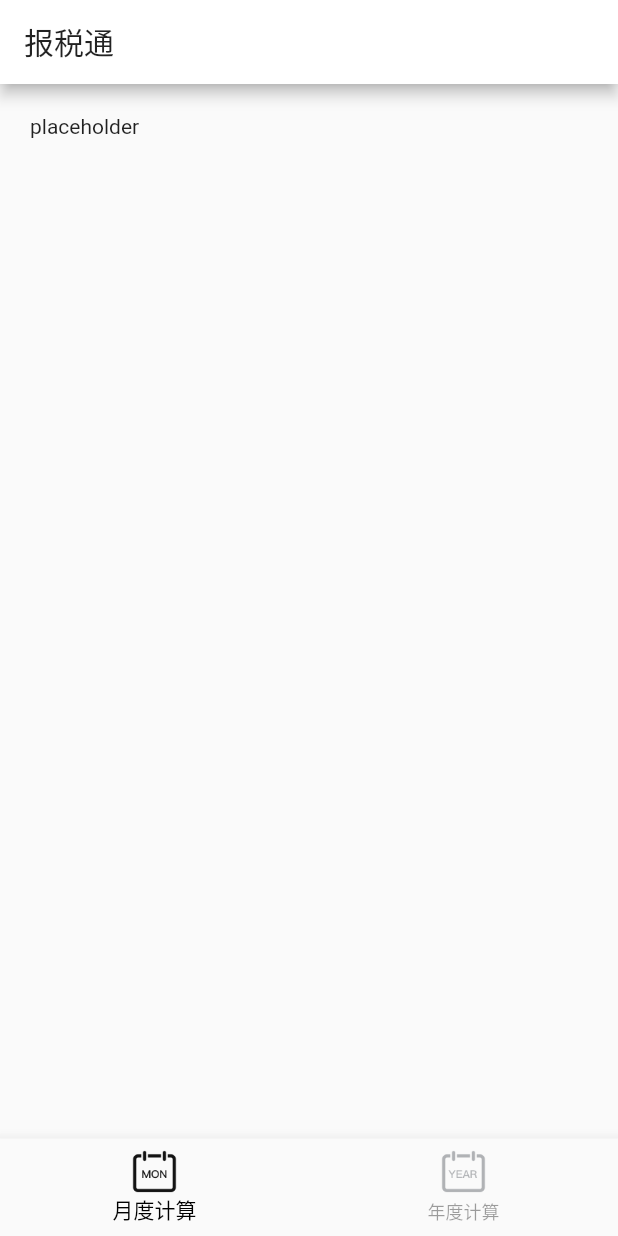
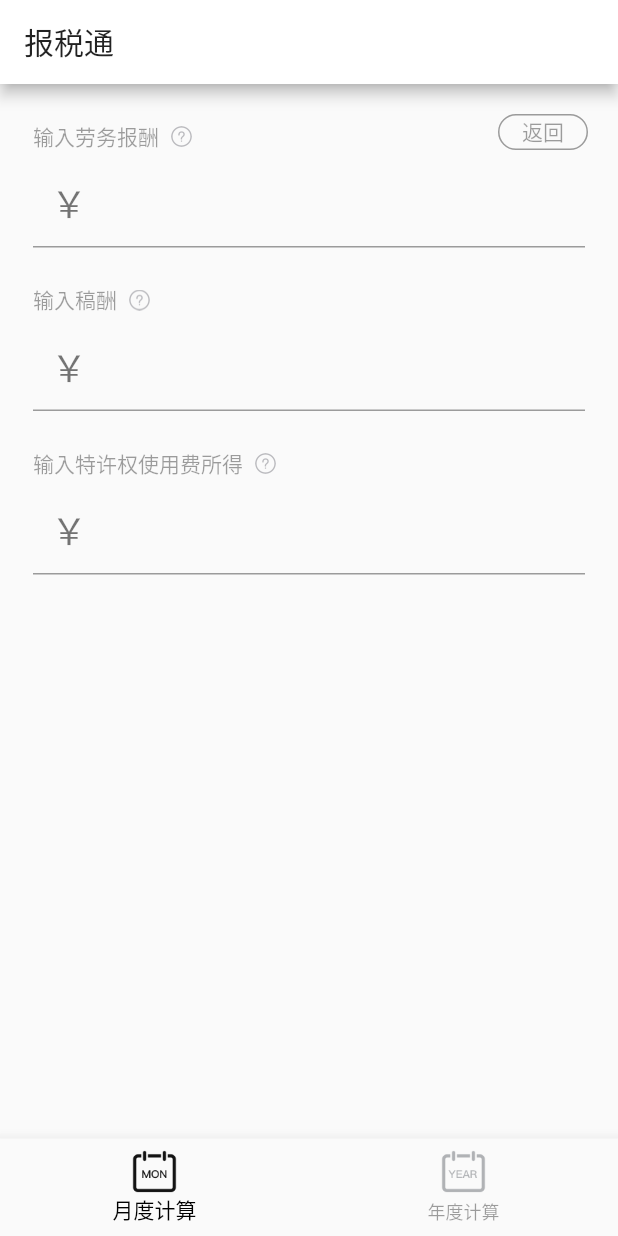
Before and after one commit to musicq/tax_calculator, a Flutter app: the screen it shows after launch, after a tap on "更多", on a phone screen of 412 x 824 dp. Run offline on Flutter 3.47's test engine with Material 2 defaults, Android fonts, the phone set to English and light mode, and no system bars.

Commit message:
feat: InputField 组件增加提示弹窗
* feat: 月度计算第二页增加返回按钮
* feat: 当页面切换时取消输入框焦点

```diff
--- /dev/null
+++ b/lib/src/shared/documents.dart
@@ -0,0 +1,3 @@
+const kServiceRemuneration = '劳务报酬所得，是指个人独立从事各种非雇用的个各种劳务所得取得的所得。';
+const kManuscriptRemuneration = '稿酬亦称"稿费"。新闻、出版机构在文稿、书稿、译稿采用后付给著译者的劳动报酬。';
+const kRoyalties = '特许权使用费指使用其他经济单位所有的专利权、商标权、版权或类似的专有权利的付款。';
--- a/lib/src/views/MonthlyCalculation/MonthlyCalculation.dart
+++ b/lib/src/views/MonthlyCalculation/MonthlyCalculation.dart
@@ -14,7 +14,7 @@ class MonthlyCalculation extends StatefulWidget {
 }
 
 class _MonthlyCalculationState extends State<MonthlyCalculation> {
-  PageController controller = PageController(initialPage: 0);
+  PageController pageCtrl = PageController(initialPage: 0);
   TextEditingController inputCtrl = TextEditingController();
   double excludeMoney = 4500;
 
@@ -22,7 +22,10 @@ class _MonthlyCalculationState extends State<MonthlyCalculation> {
   Widget build(BuildContext context) {
     return MainContainer(
       body: PageView(
-        controller: controller,
+        controller: pageCtrl,
+        onPageChanged: (index) {
+          FocusScope.of(context).requestFocus(FocusNode());
+        },
         children: <Widget>[
           SingleChildScrollView(
             child: Container(
@@ -34,7 +37,7 @@ class _MonthlyCalculationState extends State<MonthlyCalculation> {
                     child: ChipButton(
                       text: '更多',
                       onTap: () {
-                        controller.nextPage(
+                        pageCtrl.nextPage(
                           duration: Duration(milliseconds: 300),
                           curve: Curves.easeInOut,
                         );
@@ -46,6 +49,7 @@ class _MonthlyCalculationState extends State<MonthlyCalculation> {
                       Container(
                         padding: MonthlyCalculationStyle.itemPadding,
                         child: InputField(
+                          showTip: false,
                           label: '输入税前薪资收入',
                           controller: inputCtrl,
                           onChanged: (String v) {
@@ -87,7 +91,9 @@ class _MonthlyCalculationState extends State<MonthlyCalculation> {
               ),
             ),
           ),
-          SpecialAttachment(),
+          SpecialAttachment(
+            pageController: pageCtrl,
+          ),
         ],
       ),
     );
--- a/lib/src/views/MonthlyCalculation/SpecialAttachment.dart
+++ b/lib/src/views/MonthlyCalculation/SpecialAttachment.dart
@@ -1,14 +1,61 @@
 import 'package:flutter/material.dart';
+import 'package:tax_calculator/src/shared/documents.dart';
+import 'package:tax_calculator/src/widgets/ChipButton/ChipButton.dart';
+import 'package:tax_calculator/src/widgets/InputField/InputField.dart';
 
 import 'MonthlyCalculation.style.dart' as MonthlyCalculationStyle;
 
 class SpecialAttachment extends StatelessWidget {
+  final PageController pageController;
+
+  SpecialAttachment({this.pageController});
+
   @override
   Widget build(BuildContext context) {
     return SingleChildScrollView(
       child: Container(
         padding: MonthlyCalculationStyle.container,
-        child: Text('placeholder'),
+        child: Stack(
+          children: <Widget>[
+            Align(
+              alignment: Alignment.topRight,
+              child: ChipButton(
+                text: '返回',
+                onTap: () {
+                  pageController.previousPage(
+                    duration: Duration(milliseconds: 300),
+                    curve: Curves.easeInOut,
+                  );
+                },
+              ),
+            ),
+            Column(
+              children: <Widget>[
+                Container(
+                  padding: MonthlyCalculationStyle.itemPadding,
+                  child: InputField(
+                    label: '输入劳务报酬',
+                    tipMsg: kServiceRemuneration,
+                  ),
+                ),
+                Container(
+                  padding: MonthlyCalculationStyle.itemPadding,
+                  child: InputField(
+                    label: '输入稿酬',
+                    tipMsg: kManuscriptRemuneration,
+                  ),
+                ),
+                Container(
+                  padding: MonthlyCalculationStyle.itemPadding,
+                  child: InputField(
+                    label: '输入特许权使用费所得',
+                    tipMsg: kRoyalties,
+                  ),
+                ),
+              ],
+            ),
+          ],
+        ),
       ),
     );
   }
--- a/lib/src/widgets/InputField/InputField.dart
+++ b/lib/src/widgets/InputField/InputField.dart
@@ -7,8 +7,16 @@ class InputField extends StatefulWidget {
   final String label;
   final TextEditingController controller;
   final ValueChanged<String> onChanged;
+  final bool showTip;
+  final String tipMsg;
 
-  InputField({this.label, this.controller, this.onChanged});
+  InputField({
+    this.label,
+    this.controller,
+    this.onChanged,
+    this.showTip = true,
+    this.tipMsg,
+  });
 
   @override
   State<StatefulWidget> createState() {
@@ -17,6 +25,21 @@ class InputField extends StatefulWidget {
 }
 
 class _InputFieldState extends State<InputField> {
+  _onTapQuestion(BuildContext context) async {
+    await showDialog(
+        context: context,
+        builder: (BuildContext context) {
+          return SimpleDialog(
+            children: <Widget>[
+              Padding(
+                padding: const EdgeInsets.all(8.0),
+                child: Text(widget.tipMsg, style: InputFieldStyle.alertText),
+              ),
+            ],
+          );
+        });
+  }
+
   @override
   Widget build(BuildContext context) {
     return Container(
@@ -25,7 +48,25 @@ class _InputFieldState extends State<InputField> {
         mainAxisAlignment: MainAxisAlignment.start,
         crossAxisAlignment: CrossAxisAlignment.start,
         children: <Widget>[
-          Text(widget.label, style: GlobalStyle.tipText),
+          Row(
+            children: <Widget>[
+              Text(widget.label, style: GlobalStyle.tipText),
+              if (widget.showTip) ...[
+                GestureDetector(
+                  onTap: () => _onTapQuestion(context),
+                  child: Padding(
+                    padding: const EdgeInsets.all(8.0),
+                    child: Image.asset(
+                      'assets/question.png',
+                      width: 14,
+                      height: 14,
+                      fit: BoxFit.contain,
+                    ),
+                  ),
+                )
+              ],
+            ],
+          ),
           TextField(
             controller: widget.controller,
             style: InputFieldStyle.inputStyle,
--- a/lib/src/widgets/InputField/InputField.style.dart
+++ b/lib/src/widgets/InputField/InputField.style.dart
@@ -13,3 +13,5 @@ final inputDecoration = InputDecoration(
 );
 
 const inputStyle = TextStyle(fontSize: 30);
+
+const alertText = TextStyle(fontSize: 16, color: Colors.black54);
```
